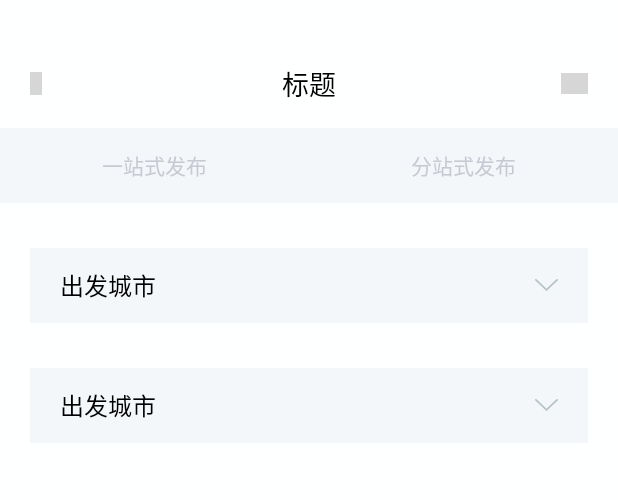
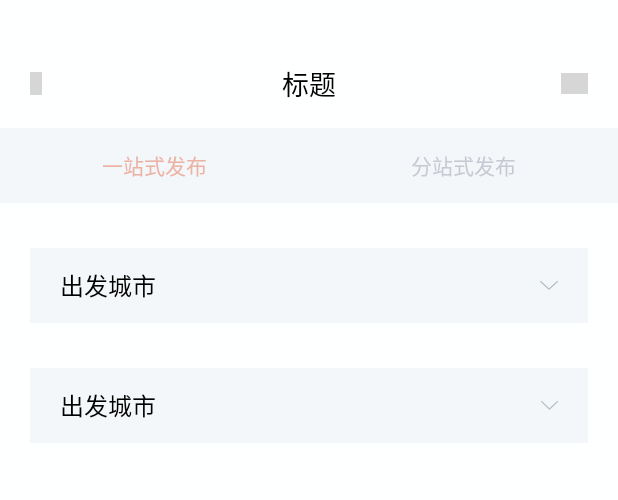
Before and after one commit to YaPengLi/AuToLayout, an Android app: the layout activity_issue.xml on its own in the app's theme, with its tools: preview values and no code run, on a phone screen of 412 x 824 dp. Shown: the top 500 px of the screen. Run offline under Robolectric (Android 15) with nearby library versions, the phone set to English and light mode, and no system bars; grey boxes are pictures that could not be loaded.

Commit message:
chensl:一站式发布页面功能开发；

```diff
--- a/app/src/main/AndroidManifest.xml
+++ b/app/src/main/AndroidManifest.xml
@@ -48,6 +48,7 @@
         <activity android:name=".ui.activity.OrderDetailsActivity"/>
         <activity android:name=".ui.activity.OrderContentActivity"/>
         <activity android:name=".ui.activity.IssueActivity"/>
+        <activity android:name=".ui.activity.IssueOneStepActivity"/>
     </application>
 
 </manifest>
--- a/app/src/main/res/layout/activity_issue.xml
+++ b/app/src/main/res/layout/activity_issue.xml
@@ -25,7 +25,7 @@
             android:layout_weight="1"
             android:gravity="center"
             android:text="一站式发布"
-            android:textColor="@color/color_text_default"/>
+            android:textColor="@color/color_button_bg"/>
 
         <TextView
             android:id="@+id/tv_issue_sub_state"
@@ -60,8 +60,8 @@
 
         <ImageView
             android:id="@+id/img_issue_icon_go"
-            android:layout_width="15dp"
-            android:layout_height="8dp"
+            android:layout_width="12dp"
+            android:layout_height="6dp"
             android:layout_alignParentRight="true"
             android:layout_centerVertical="true"
             android:layout_marginRight="20dp"
@@ -101,8 +101,8 @@
 
         <ImageView
             android:id="@+id/img_issue_icon_to"
-            android:layout_width="15dp"
-            android:layout_height="8dp"
+            android:layout_width="11dp"
+            android:layout_height="6dp"
             android:layout_alignParentRight="true"
             android:layout_centerVertical="true"
             android:layout_marginRight="20dp"
```
Also changed, not shown: app/src/main/java/com/silent/fiveghost/tourist/ui/activity/IssueActivity.java (+64 -3 lines), app/src/main/java/com/silent/fiveghost/tourist/ui/activity/IssueOneStepActivity.java (added, +22 -0 lines), app/src/main/res/layout/activity_issue_one_step.xml (added, +23 -0 lines).
